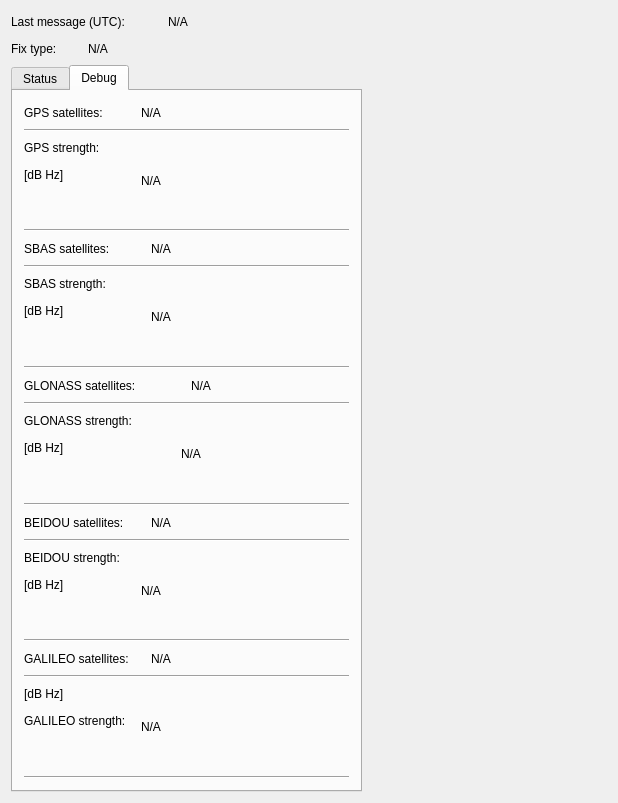
This is rqt_gps_rtk_plugin/resource/gps_rtk_plugin.ui in ethz-asl/ethz_piksi_ros as Qt 5 draws it before an edit. The edited form follows.
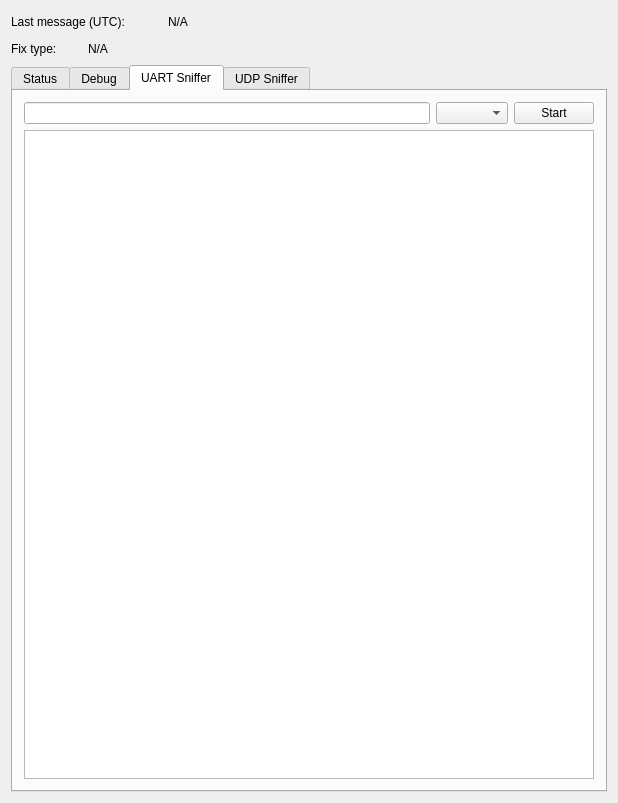
This is the edited form.

Commit message: UART Sniffer gui

```diff
--- a/rqt_gps_rtk_plugin/resource/gps_rtk_plugin.ui
+++ b/rqt_gps_rtk_plugin/resource/gps_rtk_plugin.ui
@@ -132,7 +132,7 @@
         <enum>Qt::LeftToRight</enum>
        </property>
        <property name="currentIndex">
-        <number>1</number>
+        <number>2</number>
        </property>
        <widget class="QWidget" name="status">
         <attribute name="title">
@@ -1413,6 +1413,85 @@
          </item>
         </layout>
        </widget>
+       <widget class="QWidget" name="uartcorrections">
+        <property name="accessibleName">
+         <string/>
+        </property>
+        <attribute name="title">
+         <string>UART Sniffer</string>
+        </attribute>
+        <layout class="QHBoxLayout" name="horizontalLayout_16">
+         <item>
+          <layout class="QGridLayout" name="gridLayout_5">
+           <item row="0" column="0">
+            <layout class="QVBoxLayout" name="verticalLayout_6">
+             <item>
+              <layout class="QHBoxLayout" name="horizontalLayout_19">
+               <item>
+                <widget class="QLineEdit" name="txt_uart"/>
+               </item>
+               <item>
+                <widget class="QComboBox" name="cmb_uart_rate"/>
+               </item>
+               <item>
+                <widget class="QPushButton" name="btn_uart_start">
+                 <property name="text">
+                  <string>Start</string>
+                 </property>
+                </widget>
+               </item>
+              </layout>
+             </item>
+             <item>
+              <widget class="QTextEdit" name="txt_uart_data">
+               <property name="sizePolicy">
+                <sizepolicy hsizetype="Expanding" vsizetype="Expanding">
+                 <horstretch>0</horstretch>
+                 <verstretch>0</verstretch>
+                </sizepolicy>
+               </property>
+               <property name="readOnly">
+                <bool>true</bool>
+               </property>
+               <property name="overwriteMode">
+                <bool>true</bool>
+               </property>
+              </widget>
+             </item>
+            </layout>
+           </item>
+          </layout>
+         </item>
+        </layout>
+       </widget>
+       <widget class="QWidget" name="tab">
+        <attribute name="title">
+         <string>UDP Sniffer</string>
+        </attribute>
+        <layout class="QVBoxLayout" name="verticalLayout_10">
+         <item>
+          <layout class="QVBoxLayout" name="verticalLayout_9">
+           <item>
+            <layout class="QHBoxLayout" name="horizontalLayout_20">
+             <item>
+              <widget class="QLineEdit" name="lineEdit"/>
+             </item>
+             <item>
+              <widget class="QPushButton" name="pushButton">
+               <property name="text">
+                <string>PushButton</string>
+               </property>
+              </widget>
+             </item>
+            </layout>
+           </item>
+           <item>
+            <widget class="QPlainTextEdit" name="plainTextEdit"/>
+           </item>
+          </layout>
+         </item>
+        </layout>
+       </widget>
       </widget>
      </item>
      <item>
@@ -1430,19 +1509,6 @@
      </item>
     </layout>
    </item>
-   <item>
-    <spacer name="horizontalSpacer_17">
-     <property name="orientation">
-      <enum>Qt::Horizontal</enum>
-     </property>
-     <property name="sizeHint" stdset="0">
-      <size>
-       <width>40</width>
-       <height>20</height>
-      </size>
-     </property>
-    </spacer>
-   </item>
   </layout>
  </widget>
  <layoutdefault spacing="6" margin="11"/>
```
The commit also changes 4 other files.
